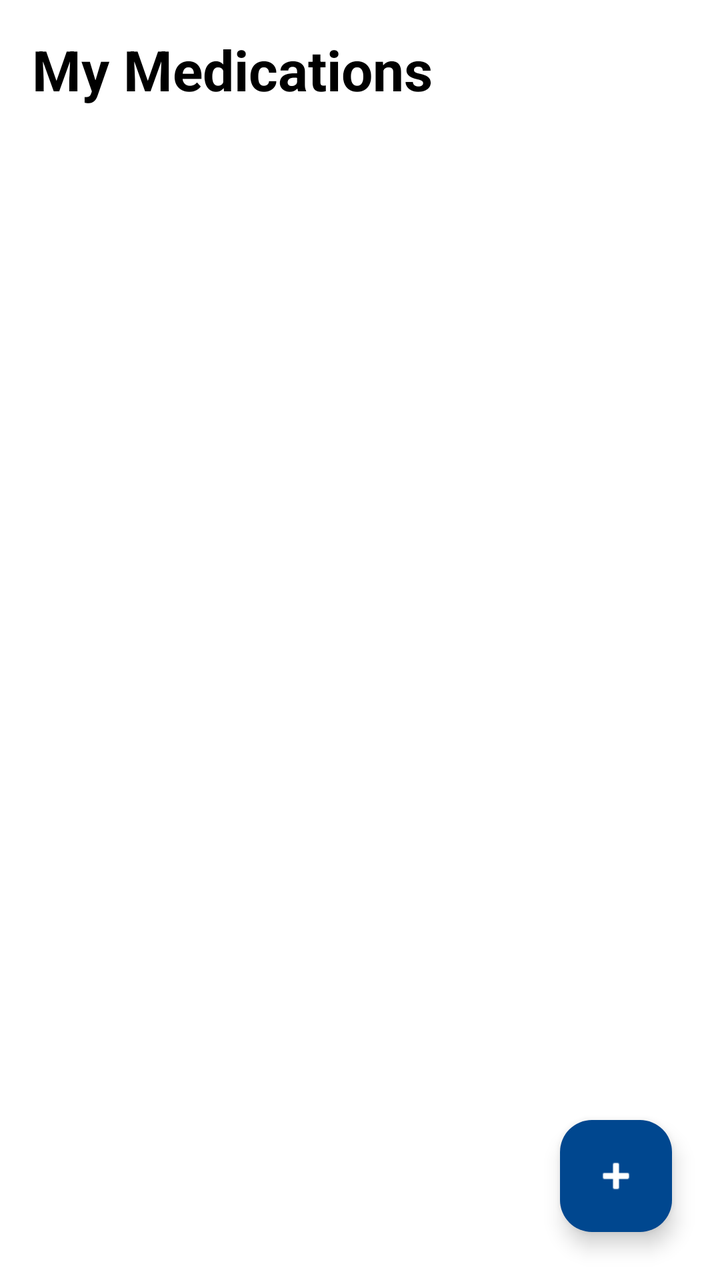
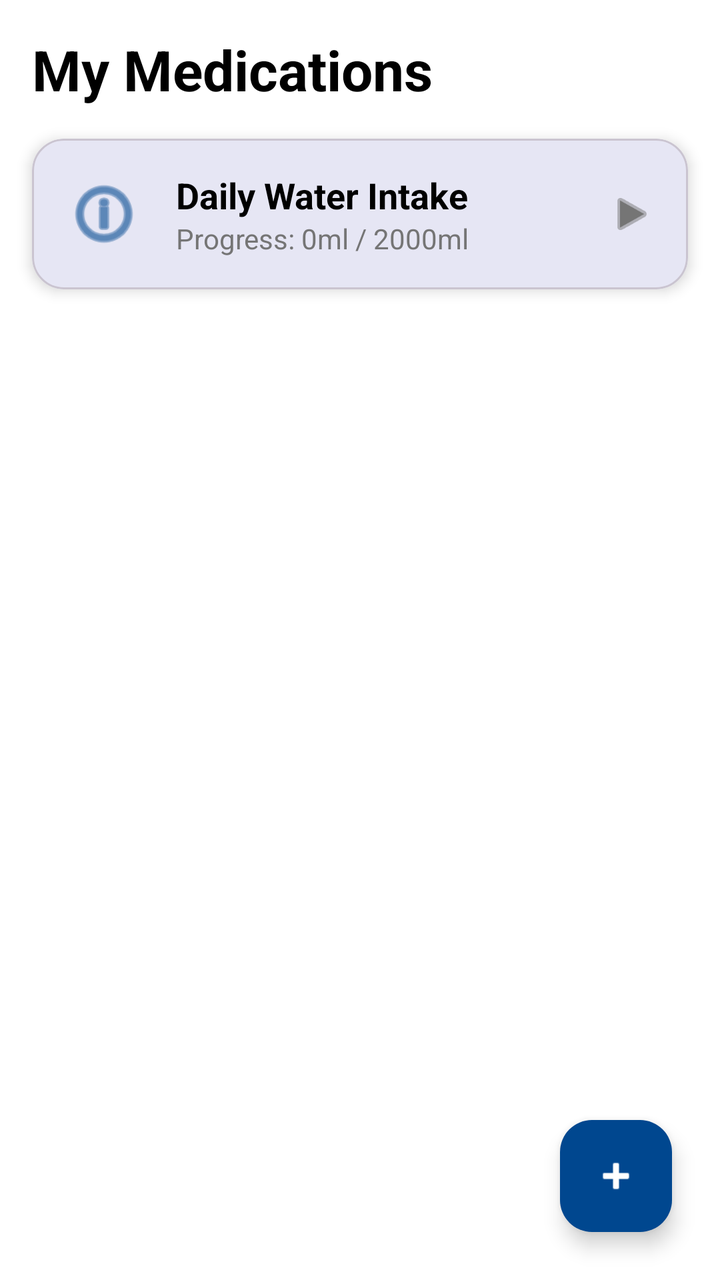

The first picture is an Android layout as it rendered before a commit; the second is the same layout after the commit. The layout source and the unified diff follow.
<!-- AndroidManifest.xml: application theme Theme.AfyaSalama -->
<!-- res/layout/activity_dashboard.xml -->
<?xml version="1.0" encoding="utf-8"?>
<androidx.coordinatorlayout.widget.CoordinatorLayout xmlns:android="http://schemas.android.com/apk/res/android"
    xmlns:app="http://schemas.android.com/apk/res-auto"
    android:layout_width="match_parent"
    android:layout_height="match_parent"
    android:background="@color/white">

    <LinearLayout
        android:layout_width="match_parent"
        android:layout_height="match_parent"
        android:orientation="vertical">

        <TextView
            android:layout_width="wrap_content"
            android:layout_height="wrap_content"
            android:text="My Medications"
            android:textSize="28sp"
            android:textStyle="bold"
            android:textColor="@color/black"
            android:layout_margin="16dp" />

        <androidx.recyclerview.widget.RecyclerView
            android:id="@+id/rv_medications"
            android:layout_width="match_parent"
            android:layout_height="0dp"
            android:layout_weight="1"
            android:padding="8dp" />

    </LinearLayout>

    <com.google.android.material.floatingactionbutton.FloatingActionButton
        android:id="@+id/fab_add_med"
        android:layout_width="wrap_content"
        android:layout_height="wrap_content"
        android:layout_gravity="bottom|end"
        android:layout_margin="24dp"
        app:srcCompat="@android:drawable/ic_input_add"
        app:backgroundTint="@color/primary_blue"
        app:tint="@color/white"
        android:contentDescription="Add Medication" />

</androidx.coordinatorlayout.widget.CoordinatorLayout>
<!-- resources referenced by this layout -->
<resources>
  <color name="black">#FF000000</color>
  <color name="primary_blue">#00478F</color>
  <color name="white">#FFFFFFFF</color>
  <style name="Theme.AfyaSalama" parent="Base.Theme.AfyaSalama" />
  <style name="Base.Theme.AfyaSalama" parent="Theme.Material3.DayNight.NoActionBar">
          <item name="colorPrimary">@color/primary_blue</item>
          <item name="android:windowBackground">@color/white</item>
      </style>
</resources>

<!-- the commit's change to res/layout/activity_dashboard.xml (unified diff, before → after) -->
@@ -18,6 +18,62 @@
             android:textStyle="bold"
             android:textColor="@color/black"
             android:layout_margin="16dp" />
+
+        <com.google.android.material.card.MaterialCardView
+            android:id="@+id/card_water"
+            android:layout_width="match_parent"
+            android:layout_height="wrap_content"
+            android:layout_marginHorizontal="16dp"
+            android:layout_marginBottom="16dp"
+            app:cardCornerRadius="16dp"
+            app:cardElevation="4dp">
+
+            <LinearLayout
+                android:layout_width="match_parent"
+                android:layout_height="wrap_content"
+                android:orientation="horizontal"
+                android:padding="16dp"
+                android:gravity="center_vertical">
+
+                <ImageView
+                    android:layout_width="40dp"
+                    android:layout_height="40dp"
+                    android:src="@android:drawable/ic_menu_info_details"
+                    app:tint="@color/primary_blue"
+                    android:contentDescription="Water Icon" />
+
+                <LinearLayout
+                    android:layout_width="0dp"
+                    android:layout_height="wrap_content"
+                    android:layout_weight="1"
+                    android:orientation="vertical"
+                    android:layout_marginStart="16dp">
+
+                    <TextView
+                        android:layout_width="wrap_content"
+                        android:layout_height="wrap_content"
+                        android:text="Daily Water Intake"
+                        android:textSize="18sp"
+                        android:textStyle="bold"
+                        android:textColor="@color/black" />
+
+                    <TextView
+                        android:id="@+id/tv_dashboard_water"
+                        android:layout_width="wrap_content"
+                        android:layout_height="wrap_content"
+                        android:text="Progress: 0ml / 2000ml"
+                        android:textSize="14sp"
+                        android:textColor="@color/gray_text" />
+                </LinearLayout>
+
+                <ImageView
+                    android:layout_width="24dp"
+                    android:layout_height="24dp"
+                    android:src="@android:drawable/ic_media_play"
+                    app:tint="@color/gray_text"
+                    android:contentDescription="Go to Water Tracking" />
+            </LinearLayout>
+        </com.google.android.material.card.MaterialCardView>
 
         <androidx.recyclerview.widget.RecyclerView
             android:id="@+id/rv_medications"
<!-- resource entries referenced after the edit -->
@@ -1,6 +1,7 @@
 <!-- resources referenced by this layout -->
 <resources>
   <color name="black">#FF000000</color>
+  <color name="gray_text">#757575</color>
   <color name="primary_blue">#00478F</color>
   <color name="white">#FFFFFFFF</color>
   <style name="Theme.AfyaSalama" parent="Base.Theme.AfyaSalama" />
